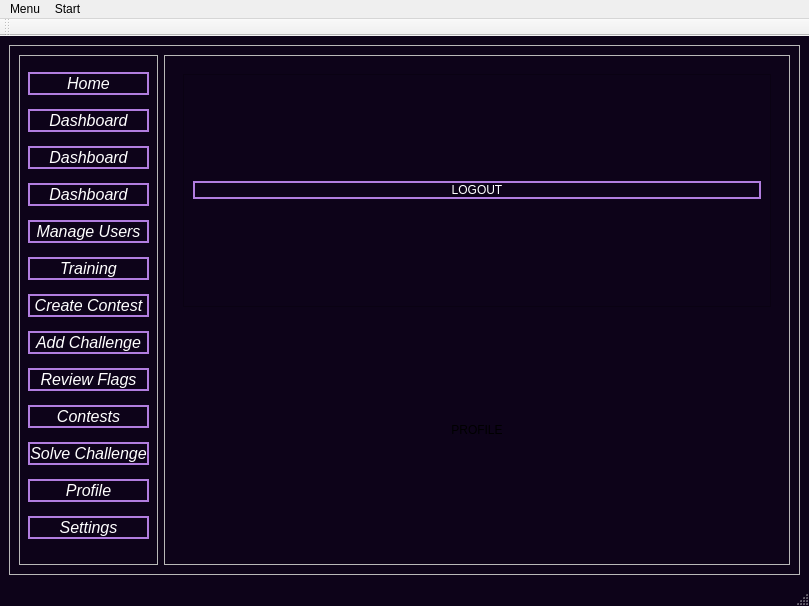
First picture: the form in CyberRange/Client/MainMenu.ui, repository Pafy-24/CyberRange----POO, before the edit.
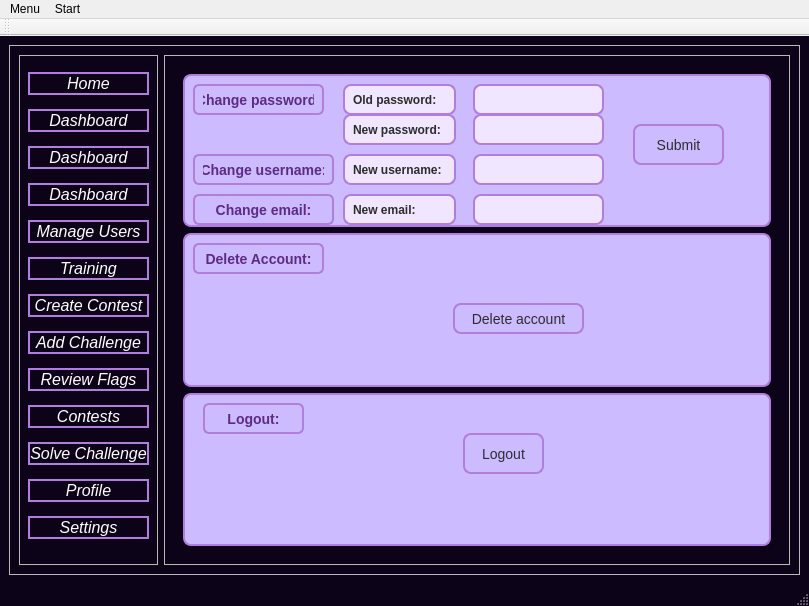
Second picture: the form after the edit. The open tabs and pages were chosen to show the change.

The edit to the form file:
```diff
--- a/CyberRange/Client/MainMenu.ui
+++ b/CyberRange/Client/MainMenu.ui
@@ -523,9 +523,9 @@
              <widget class="QFrame" name="frame_20">
               <property name="geometry">
                <rect>
-                <x>50</x>
+                <x>40</x>
                 <y>170</y>
-                <width>581</width>
+                <width>591</width>
                 <height>241</height>
                </rect>
               </property>
@@ -813,8 +813,8 @@
              <widget class="QFrame" name="frame_21">
               <property name="geometry">
                <rect>
-                <x>50</x>
-                <y>130</y>
+                <x>30</x>
+                <y>150</y>
                 <width>571</width>
                 <height>251</height>
                </rect>
@@ -1954,22 +1954,12 @@
               <item>
                <widget class="QFrame" name="frame">
                 <property name="styleSheet">
-                 <string notr="true">QPushButton {
-    background-color: transparent;
-	 border-radius: 100px;
+                 <string notr="true">QFrame {
+    background-color: rgb(204, 188, 255);
+    border-radius: 8px;
     border: 2px solid #b17ddf;
-    color: white;
 }
-
-QPushButton:hover {
-    background-color: transparent;
-    border: 2px solid white;
-}
-
-QPushButton:pressed {
-    background-color: transparent;
-    border: 2px solid white;
-}</string>
+</string>
                 </property>
                 <property name="frameShape">
                  <enum>QFrame::Shape::StyledPanel</enum>
@@ -1977,71 +1967,52 @@
                 <property name="frameShadow">
                  <enum>QFrame::Shadow::Raised</enum>
                 </property>
-                <layout class="QVBoxLayout" name="verticalLayout_12">
-                 <item>
-                  <widget class="QPushButton" name="logoutButton">
-                   <property name="text">
-                    <string>LOGOUT</string>
-                   </property>
-                  </widget>
-                 </item>
-                </layout>
-               </widget>
-              </item>
-              <item>
-               <widget class="QLabel" name="label_P">
+                <widget class="QLabel" name="label_3">
+                 <property name="geometry">
+                  <rect>
+                   <x>10</x>
+                   <y>10</y>
+                   <width>131</width>
+                   <height>31</height>
+                  </rect>
+                 </property>
+                 <property name="font">
+                  <font>
+                   <pointsize>-1</pointsize>
+                   <fontweight>Medium</fontweight>
+                  </font>
+                 </property>
+                 <property name="styleSheet">
+                  <string notr="true">QLabel {
+    color: #5e2a84;                         /* mov închis */
+    font-size: 14px;
+    font-weight: 500;
+    border-radius: 6px;
+    padding: 4px 8px;
+}</string>
+                 </property>
                 <property name="text">
-                 <string>PROFILE</string>
+                  <string>Change password:</string>
                 </property>
                 <property name="alignment">
                  <set>Qt::AlignmentFlag::AlignCenter</set>
                 </property>
                </widget>
-              </item>
-             </layout>
-            </widget>
-            <widget class="QWidget" name="Settings">
-             <layout class="QVBoxLayout" name="verticalLayout_10">
-              <item>
-               <widget class="QFrame" name="frame_18">
-                <property name="styleSheet">
-                 <string notr="true">QFrame {
-    background-color: rgb(204, 188, 255);
-    border-radius: 8px;
-    border: 2px solid #b17ddf;
-}</string>
-                </property>
-                <property name="frameShape">
-                 <enum>QFrame::Shape::StyledPanel</enum>
-                </property>
-                <property name="frameShadow">
-                 <enum>QFrame::Shadow::Raised</enum>
-                </property>
-                <layout class="QVBoxLayout" name="verticalLayout_20">
-                 <item>
-                  <widget class="QFrame" name="frame_16">
-                   <property name="styleSheet">
-                    <string notr="true">QFrame {
-    background-color: rgb(204, 188, 255);
-    border-radius: 8px;
-    border: 2px solid #b17ddf;
-}</string>
-                   </property>
-                   <property name="frameShape">
-                    <enum>QFrame::Shape::StyledPanel</enum>
-                   </property>
-                   <property name="frameShadow">
-                    <enum>QFrame::Shadow::Raised</enum>
-                   </property>
                    <widget class="QLineEdit" name="lineEditOldPasswd2">
                     <property name="geometry">
                      <rect>
-                      <x>210</x>
-                      <y>20</y>
-                      <width>111</width>
+                   <x>160</x>
+                   <y>10</y>
+                   <width>113</width>
                       <height>31</height>
                      </rect>
                     </property>
+                 <property name="font">
+                  <font>
+                   <pointsize>-1</pointsize>
+                   <bold>true</bold>
+                  </font>
+                 </property>
                     <property name="styleSheet">
                      <string notr="true">QLineEdit {
     background-color: rgb(240, 230, 255);        /* un mov pal, deschis */
@@ -2067,12 +2038,18 @@
                    <widget class="QLineEdit" name="lineEditNewPasswd2">
                     <property name="geometry">
                      <rect>
-                      <x>210</x>
-                      <y>60</y>
+                   <x>160</x>
+                   <y>40</y>
                       <width>113</width>
                       <height>31</height>
                      </rect>
                     </property>
+                 <property name="font">
+                  <font>
+                   <pointsize>-1</pointsize>
+                   <bold>true</bold>
+                  </font>
+                 </property>
                     <property name="styleSheet">
                      <string notr="true">QLineEdit {
     background-color: rgb(240, 230, 255);        /* un mov pal, deschis */
@@ -2098,8 +2075,8 @@
                    <widget class="QLineEdit" name="lineEditOldPasswd">
                     <property name="geometry">
                      <rect>
-                      <x>350</x>
-                      <y>20</y>
+                   <x>290</x>
+                   <y>10</y>
                       <width>131</width>
                       <height>31</height>
                      </rect>
@@ -2123,71 +2100,371 @@
                    <widget class="QLineEdit" name="lineEditNewPasswd">
                     <property name="geometry">
                      <rect>
-                      <x>350</x>
-                      <y>60</y>
-                      <width>131</width>
-                      <height>31</height>
-                     </rect>
-                    </property>
-                    <property name="styleSheet">
-                     <string notr="true">QLineEdit {
-    background-color: rgb(240, 230, 255);        /* un mov pal, deschis */
-    border: 2px solid #b17ddf;                   /* mov intens, ca la QFrame */
-    border-radius: 8px;
-    padding: 6px;
-    color: #2c2c2c;                              /* text închis, lizibil */
-    font-size: 12px;
-}
-
-QLineEdit:focus {
-    border: 2px solid #8f44d4;                   /* evidențiere la focus */
-    background-color: rgb(255, 245, 255);
-}</string>
-                    </property>
-                   </widget>
-                   <widget class="QLabel" name="label_3">
-                    <property name="geometry">
-                     <rect>
-                      <x>10</x>
-                      <y>10</y>
-                      <width>161</width>
-                      <height>31</height>
-                     </rect>
-                    </property>
-                    <property name="styleSheet">
-                     <string notr="true">QLabel {
-    color: #5e2a84;                         /* mov închis */
-    font-size: 14px;
-    font-weight: 500;
-    border-radius: 6px;
-    padding: 4px 8px;
-}
-</string>
-                    </property>
-                    <property name="text">
-                     <string>Change your password</string>
-                    </property>
-                    <property name="alignment">
-                     <set>Qt::AlignmentFlag::AlignCenter</set>
-                    </property>
-                   </widget>
-                   <widget class="QPushButton" name="pushButton">
-                    <property name="geometry">
-                     <rect>
-                      <x>510</x>
+                   <x>290</x>
                       <y>40</y>
+                   <width>131</width>
+                   <height>31</height>
+                  </rect>
+                 </property>
+                 <property name="styleSheet">
+                  <string notr="true">QLineEdit {
+    background-color: rgb(240, 230, 255);        /* un mov pal, deschis */
+    border: 2px solid #b17ddf;                   /* mov intens, ca la QFrame */
+    border-radius: 8px;
+    padding: 6px;
+    color: #2c2c2c;                              /* text închis, lizibil */
+    font-size: 12px;
+}
+
+QLineEdit:focus {
+    border: 2px solid #8f44d4;                   /* evidențiere la focus */
+    background-color: rgb(255, 245, 255);
+}</string>
+                 </property>
+                </widget>
+                <widget class="QPushButton" name="pushButtonSubmit">
+                 <property name="geometry">
+                  <rect>
+                   <x>450</x>
+                   <y>50</y>
+                   <width>91</width>
+                   <height>41</height>
+                  </rect>
+                 </property>
+                 <property name="styleSheet">
+                  <string notr="true">QPushButton {
+    background-color: rgb(204, 188, 255);      /* pastel mov deschis */
+    border: 2px solid #b17ddf;                 /* mov intens */
+    border-radius: 8px;
+    padding: 6px 12px;
+    color: #2c2c2c;                            /* text închis, lizibil */
+    font-size: 14px;
+}
+
+QPushButton:hover {
+    background-color: rgb(224, 208, 255);      /* mai luminos la hover */
+    border: 2px solid #8f44d4;                 /* accent mai puternic */
+}
+
+QPushButton:pressed {
+    background-color: rgb(190, 170, 240);      /* ușor mai închis la click */
+    border: 2px solid #7a2ec8;
+}</string>
+                 </property>
+                 <property name="text">
+                  <string>Submit</string>
+                 </property>
+                </widget>
+                <widget class="QLabel" name="label_5">
+                 <property name="geometry">
+                  <rect>
+                   <x>10</x>
+                   <y>80</y>
+                   <width>141</width>
+                   <height>31</height>
+                  </rect>
+                 </property>
+                 <property name="styleSheet">
+                  <string notr="true">QLabel {
+    color: #5e2a84;                         /* mov închis */
+    font-size: 14px;
+    font-weight: 500;
+    border-radius: 6px;
+    padding: 4px 8px;
+}</string>
+                 </property>
+                 <property name="text">
+                  <string>Change username:</string>
+                 </property>
+                 <property name="alignment">
+                  <set>Qt::AlignmentFlag::AlignCenter</set>
+                 </property>
+                </widget>
+                <widget class="QLineEdit" name="lineEditNewUsername">
+                 <property name="geometry">
+                  <rect>
+                   <x>160</x>
+                   <y>80</y>
+                   <width>113</width>
+                   <height>31</height>
+                  </rect>
+                 </property>
+                 <property name="font">
+                  <font>
+                   <pointsize>-1</pointsize>
+                   <bold>true</bold>
+                  </font>
+                 </property>
+                 <property name="styleSheet">
+                  <string notr="true">QLineEdit {
+    background-color: rgb(240, 230, 255);        /* un mov pal, deschis */
+    border: 2px solid #b17ddf;                   /* mov intens, ca la QFrame */
+    border-radius: 8px;
+    padding: 6px;
+    color: #2c2c2c;                              /* text închis, lizibil */
+    font-size: 12px;
+}
+
+QLineEdit:focus {
+    border: 2px solid #8f44d4;                   /* evidențiere la focus */
+    background-color: rgb(255, 245, 255);
+}</string>
+                 </property>
+                 <property name="text">
+                  <string>New username:</string>
+                 </property>
+                 <property name="readOnly">
+                  <bool>true</bool>
+                 </property>
+                </widget>
+                <widget class="QLineEdit" name="lineEditNewUsername2">
+                 <property name="geometry">
+                  <rect>
+                   <x>290</x>
+                   <y>80</y>
+                   <width>131</width>
+                   <height>31</height>
+                  </rect>
+                 </property>
+                 <property name="styleSheet">
+                  <string notr="true">QLineEdit {
+    background-color: rgb(240, 230, 255);        /* un mov pal, deschis */
+    border: 2px solid #b17ddf;                   /* mov intens, ca la QFrame */
+    border-radius: 8px;
+    padding: 6px;
+    color: #2c2c2c;                              /* text închis, lizibil */
+    font-size: 12px;
+}
+
+QLineEdit:focus {
+    border: 2px solid #8f44d4;                   /* evidențiere la focus */
+    background-color: rgb(255, 245, 255);
+}</string>
+                 </property>
+                </widget>
+                <widget class="QLabel" name="label_8">
+                 <property name="geometry">
+                  <rect>
+                   <x>10</x>
+                   <y>120</y>
+                   <width>141</width>
+                   <height>31</height>
+                  </rect>
+                 </property>
+                 <property name="styleSheet">
+                  <string notr="true">QLabel {
+    color: #5e2a84;                         /* mov închis */
+    font-size: 14px;
+    font-weight: 500;
+    border-radius: 6px;
+    padding: 4px 8px;
+}</string>
+                 </property>
+                 <property name="text">
+                  <string>Change email:</string>
+                 </property>
+                 <property name="alignment">
+                  <set>Qt::AlignmentFlag::AlignCenter</set>
+                 </property>
+                </widget>
+                <widget class="QLineEdit" name="lineEditNewEmail2">
+                 <property name="geometry">
+                  <rect>
+                   <x>160</x>
+                   <y>120</y>
+                   <width>113</width>
+                   <height>31</height>
+                  </rect>
+                 </property>
+                 <property name="font">
+                  <font>
+                   <pointsize>-1</pointsize>
+                   <bold>true</bold>
+                  </font>
+                 </property>
+                 <property name="styleSheet">
+                  <string notr="true">QLineEdit {
+    background-color: rgb(240, 230, 255);        /* un mov pal, deschis */
+    border: 2px solid #b17ddf;                   /* mov intens, ca la QFrame */
+    border-radius: 8px;
+    padding: 6px;
+    color: #2c2c2c;                              /* text închis, lizibil */
+    font-size: 12px;
+}
+
+QLineEdit:focus {
+    border: 2px solid #8f44d4;                   /* evidențiere la focus */
+    background-color: rgb(255, 245, 255);
+}</string>
+                 </property>
+                 <property name="text">
+                  <string>New email:</string>
+                 </property>
+                 <property name="readOnly">
+                  <bool>true</bool>
+                 </property>
+                </widget>
+                <widget class="QLineEdit" name="lineEditNewEmail">
+                 <property name="geometry">
+                  <rect>
+                   <x>290</x>
+                   <y>120</y>
+                   <width>131</width>
+                   <height>31</height>
+                  </rect>
+                 </property>
+                 <property name="styleSheet">
+                  <string notr="true">QLineEdit {
+    background-color: rgb(240, 230, 255);        /* un mov pal, deschis */
+    border: 2px solid #b17ddf;                   /* mov intens, ca la QFrame */
+    border-radius: 8px;
+    padding: 6px;
+    color: #2c2c2c;                              /* text închis, lizibil */
+    font-size: 12px;
+}
+
+QLineEdit:focus {
+    border: 2px solid #8f44d4;                   /* evidențiere la focus */
+    background-color: rgb(255, 245, 255);
+}</string>
+                 </property>
+                </widget>
+               </widget>
+              </item>
+              <item>
+               <widget class="QFrame" name="frame_23">
+                <property name="styleSheet">
+                 <string notr="true">QFrame {
+    background-color: rgb(204, 188, 255);
+    border-radius: 8px;
+    border: 2px solid #b17ddf;
+}
+</string>
+                </property>
+                <property name="frameShape">
+                 <enum>QFrame::Shape::StyledPanel</enum>
+                </property>
+                <property name="frameShadow">
+                 <enum>QFrame::Shadow::Raised</enum>
+                </property>
+                <widget class="QLabel" name="label_6">
+                 <property name="geometry">
+                  <rect>
+                   <x>10</x>
+                   <y>10</y>
+                   <width>131</width>
+                   <height>31</height>
+                  </rect>
+                 </property>
+                 <property name="styleSheet">
+                  <string notr="true">QLabel {
+    color: #5e2a84;                         /* mov închis */
+    font-size: 14px;
+    font-weight: 500;
+    border-radius: 6px;
+    padding: 4px 8px;
+}</string>
+                 </property>
+                 <property name="text">
+                  <string>Delete Account:</string>
+                 </property>
+                 <property name="alignment">
+                  <set>Qt::AlignmentFlag::AlignCenter</set>
+                 </property>
+                </widget>
+                <widget class="QPushButton" name="pushButtonDeleteAcc">
+                 <property name="geometry">
+                  <rect>
+                   <x>270</x>
+                   <y>70</y>
+                   <width>131</width>
+                   <height>31</height>
+                  </rect>
+                 </property>
+                 <property name="styleSheet">
+                  <string notr="true">QPushButton {
+    background-color: rgb(204, 188, 255);      /* pastel mov deschis */
+    border: 2px solid #b17ddf;                 /* mov intens */
+    border-radius: 8px;
+    padding: 6px 12px;
+    color: #2c2c2c;                            /* text închis, lizibil */
+    font-size: 14px;
+}
+
+QPushButton:hover {
+    background-color: rgb(224, 208, 255);      /* mai luminos la hover */
+    border: 2px solid #8f44d4;                 /* accent mai puternic */
+}
+
+QPushButton:pressed {
+    background-color: rgb(190, 170, 240);      /* ușor mai închis la click */
+    border: 2px solid #7a2ec8;
+}</string>
+                 </property>
+                 <property name="text">
+                  <string>Delete account</string>
+                 </property>
+                </widget>
+               </widget>
+              </item>
+              <item>
+               <widget class="QFrame" name="frame_15">
+                <property name="styleSheet">
+                 <string notr="true">QFrame {
+    background-color: rgb(204, 188, 255);
+    border-radius: 8px;
+    border: 2px solid #b17ddf;
+}
+</string>
+                </property>
+                <property name="frameShape">
+                 <enum>QFrame::Shape::StyledPanel</enum>
+                </property>
+                <property name="frameShadow">
+                 <enum>QFrame::Shadow::Raised</enum>
+                </property>
+                <widget class="QLabel" name="label_7">
+                 <property name="geometry">
+                  <rect>
+                   <x>20</x>
+                   <y>10</y>
                       <width>101</width>
                       <height>31</height>
                      </rect>
                     </property>
                     <property name="styleSheet">
+                  <string notr="true">QLabel {
+    color: #5e2a84;                         /* mov închis */
+    font-size: 14px;
+    font-weight: 500;
+    border-radius: 6px;
+    padding: 4px 8px;
+}</string>
+                 </property>
+                 <property name="text">
+                  <string>Logout:</string>
+                 </property>
+                 <property name="alignment">
+                  <set>Qt::AlignmentFlag::AlignCenter</set>
+                 </property>
+                </widget>
+                <widget class="QPushButton" name="pushButtonLogout">
+                 <property name="geometry">
+                  <rect>
+                   <x>280</x>
+                   <y>40</y>
+                   <width>81</width>
+                   <height>41</height>
+                  </rect>
+                 </property>
+                 <property name="styleSheet">
                      <string notr="true">QPushButton {
     background-color: rgb(204, 188, 255);      /* pastel mov deschis */
     border: 2px solid #b17ddf;                 /* mov intens */
     border-radius: 8px;
     padding: 6px 12px;
     color: #2c2c2c;                            /* text închis, lizibil */
-    font-size: 10px;
+    font-size: 14px;
 }
 
 QPushButton:hover {
@@ -2201,11 +2478,31 @@
 }</string>
                     </property>
                     <property name="text">
-                     <string>Submit changes</string>
+                  <string>Logout</string>
                     </property>
                    </widget>
                   </widget>
                  </item>
+             </layout>
+            </widget>
+            <widget class="QWidget" name="Settings">
+             <layout class="QVBoxLayout" name="verticalLayout_10">
+              <item>
+               <widget class="QFrame" name="frame_18">
+                <property name="styleSheet">
+                 <string notr="true">QFrame {
+    background-color: rgb(204, 188, 255);
+    border-radius: 8px;
+    border: 2px solid #b17ddf;
+}</string>
+                </property>
+                <property name="frameShape">
+                 <enum>QFrame::Shape::StyledPanel</enum>
+                </property>
+                <property name="frameShadow">
+                 <enum>QFrame::Shadow::Raised</enum>
+                </property>
+                <layout class="QVBoxLayout" name="verticalLayout_20">
                  <item>
                   <widget class="QFrame" name="frame_19">
                    <property name="frameShape">
@@ -2244,7 +2541,7 @@
                     <property name="geometry">
                      <rect>
                       <x>150</x>
-                      <y>10</y>
+                      <y>40</y>
                       <width>111</width>
                       <height>31</height>
                      </rect>
@@ -2275,7 +2572,7 @@
                     <property name="geometry">
                      <rect>
                       <x>150</x>
-                      <y>40</y>
+                      <y>90</y>
                       <width>111</width>
                       <height>31</height>
                      </rect>
@@ -2306,7 +2603,7 @@
                     <property name="geometry">
                      <rect>
                       <x>150</x>
-                      <y>70</y>
+                      <y>140</y>
                       <width>111</width>
                       <height>31</height>
                      </rect>
@@ -2337,7 +2634,7 @@
                     <property name="geometry">
                      <rect>
                       <x>280</x>
-                      <y>10</y>
+                      <y>40</y>
                       <width>131</width>
                       <height>31</height>
                      </rect>
@@ -2365,7 +2662,7 @@
                     <property name="geometry">
                      <rect>
                       <x>280</x>
-                      <y>40</y>
+                      <y>90</y>
                       <width>131</width>
                       <height>31</height>
                      </rect>
@@ -2393,7 +2690,7 @@
                     <property name="geometry">
                      <rect>
                       <x>280</x>
-                      <y>70</y>
+                      <y>140</y>
                       <width>131</width>
                       <height>31</height>
                      </rect>
```
Lines whose indentation alone changed are shown as unchanged.
